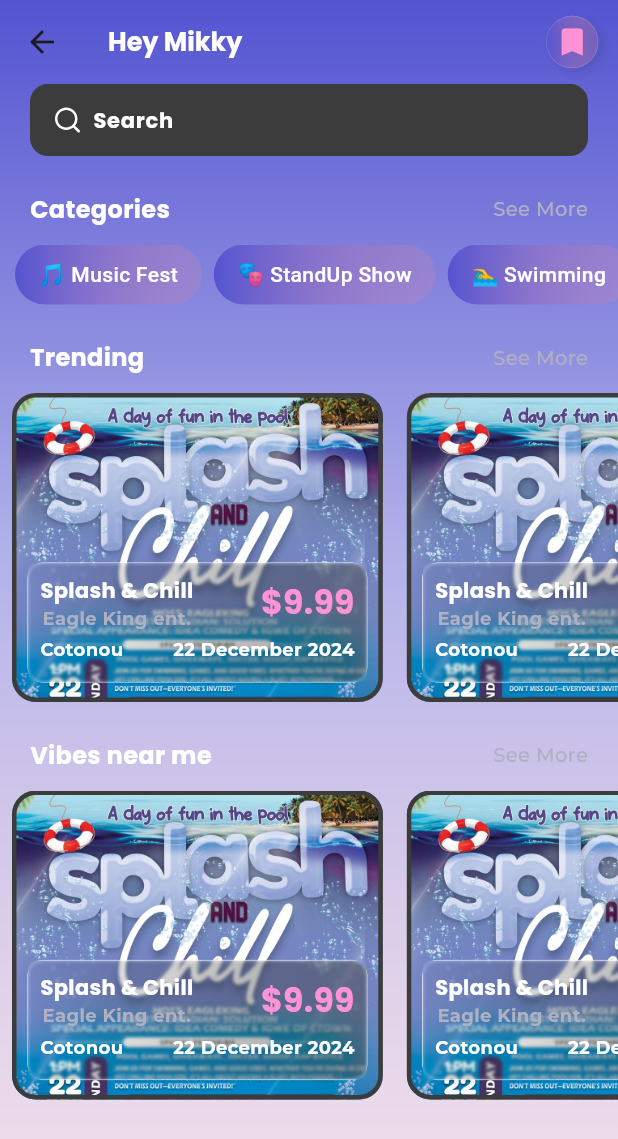
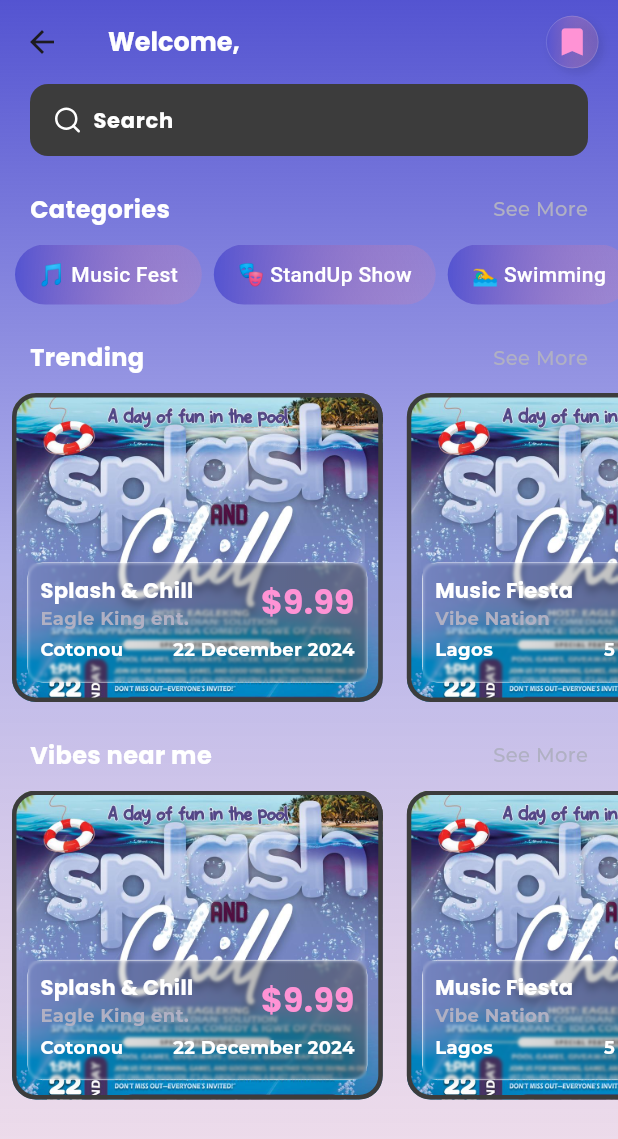
Before and after one commit to Medcell1/tick_et, a Flutter app: the EventListScreen screen opened directly, on a phone screen of 412 x 824 dp. Shown: the top 1139 px of the screen. Run offline on Flutter 3.47's test engine with Material 3 defaults, Android fonts, the phone set to English and light mode, and no system bars; our stand-ins replace dio, flutter_svg, go_router, google_fonts, logger, universal_platform.

Commit message:
ui: WIMP

```diff
--- a/lib/core/config/router.dart
+++ b/lib/core/config/router.dart
@@ -1,24 +1,46 @@
+import 'package:flutter/material.dart';
 import 'package:go_router/go_router.dart';
+import 'package:ticket_app_flutter/features/categories/data/presentation/screens/categories_screen.dart';
 import 'package:ticket_app_flutter/features/checkout/data/presentation/screens/checkout_screen.dart';
 import 'package:ticket_app_flutter/features/events/data/presentation/screens/event_details_screen.dart';
 import 'package:ticket_app_flutter/features/events/data/presentation/screens/event_list_screen.dart';
+import 'package:ticket_app_flutter/features/see_more/presentation/screens/see_more_screen.dart';
+import 'package:ticket_app_flutter/shared/extensions/page_transition_extension.dart';
 
 final GoRouter router = GoRouter(
   routes: [
     GoRoute(
       path: '/',
       name: 'events',
-      builder: (context, state) => const EventListScreen(),
+      builder: (context, state) => const EventDetailsScreen(),
     ),
     GoRoute(
       path: '/eventDetail',
       name: 'event_detail',
-      builder: (context, state) => const EventDetailsScreen(),
+      pageBuilder: (context, state) => const EventDetailsScreen().pageTransition(state: state),
     ),
     GoRoute(
       path: '/checkout',
       name: 'checkout',
-      builder: (context, state) => const CheckoutScreen(),
+      pageBuilder: (context, state) => const CheckoutScreen().pageTransition(state: state),
+    ),
+    GoRoute(
+      path: '/categories',
+      name: 'categories',
+      pageBuilder: (context, state) => const CategoriesScreen().pageTransition(state: state),
+
+    ),
+    GoRoute(
+      path: '/trending',
+      name: 'trending',
+      pageBuilder: (context, state) => const SeeMoreScreen().pageTransition(state: state),
+
+    ),
+    GoRoute(
+      path: '/nearme',
+      name: 'near_me',
+      pageBuilder: (context, state) => const SeeMoreScreen().pageTransition(state: state),
+
     ),
   ],
 );
--- a/lib/features/events/data/presentation/screens/event_details_screen.dart
+++ b/lib/features/events/data/presentation/screens/event_details_screen.dart
@@ -131,10 +131,13 @@ class _EventDetailsScreenState extends State<EventDetailsScreen> {
         body: Padding(
           padding: const EdgeInsets.symmetric(horizontal: 20, vertical: 15),
           child: SingleChildScrollView(
+            physics: const BouncingScrollPhysics(),
             child: Column(
               crossAxisAlignment: CrossAxisAlignment.start,
               children: [
-                Container(
+                Hero(
+                  tag: '\$9.99',
+                  child: Container(
                     width: double.infinity,
                     height: context.screenHeight * 0.35,
                     decoration: BoxDecoration(
@@ -143,6 +146,7 @@ class _EventDetailsScreenState extends State<EventDetailsScreen> {
                       image: const DecorationImage(
                         image: AssetImage(splash),
                         fit: BoxFit.cover,
+                      ),
                     ),
                   ),
                 ),
--- a/lib/features/events/data/presentation/screens/event_list_screen.dart
+++ b/lib/features/events/data/presentation/screens/event_list_screen.dart
@@ -1,4 +1,5 @@
 import 'package:flutter/material.dart';
+import 'package:go_router/go_router.dart';
 import 'package:ticket_app_flutter/core/config/app_icons.dart';
 import 'package:ticket_app_flutter/features/events/data/presentation/widgets/event_card.dart';
 import 'package:ticket_app_flutter/features/events/data/presentation/widgets/event_category_pill.dart';
@@ -7,6 +8,7 @@ import 'package:ticket_app_flutter/shared/extensions/sized_box_num_extension.dar
 import 'package:ticket_app_flutter/shared/themes/typography.dart';
 import 'package:ticket_app_flutter/shared/widgets/gradient_scaffold.dart';
 import 'package:ticket_app_flutter/shared/widgets/svg_icon.dart';
+import '../../../../../core/config/app_images.dart';
 import '../../../../../shared/themes/colors.dart';
 
 class EventListScreen extends StatelessWidget {
@@ -14,6 +16,32 @@ class EventListScreen extends StatelessWidget {
 
   @override
   Widget build(BuildContext context) {
+    const List<Map<String, String>> dummyEvents = [
+      {
+        'title': 'Splash & Chill',
+        'organizer': 'Eagle King ent.',
+        'location': 'Cotonou',
+        'date': '22 December 2024',
+        'price': '\$9.99',
+        'image': splash,
+      },
+      {
+        'title': 'Music Fiesta',
+        'organizer': 'Vibe Nation',
+        'location': 'Lagos',
+        'date': '5 January 2025',
+        'price': '\$15.00',
+        'image': splash,
+      },
+      {
+        'title': 'Comedy Night',
+        'organizer': 'Laugh Masters',
+        'location': 'Accra',
+        'date': '14 February 2025',
+        'price': '\$8.00',
+        'image': splash,
+      },
+    ];
     return GradientScaffold(
       child: Scaffold(
         backgroundColor: Colors.transparent,
@@ -21,7 +49,7 @@ class EventListScreen extends StatelessWidget {
           backgroundColor: Colors.transparent,
           elevation: 0,
           title: Text(
-            'Hey Mikky',
+            'Welcome,',
             style: AppTypography.headline.copyWith(fontSize: 17),
           ),
           actions: [
@@ -99,7 +127,7 @@ class EventListScreen extends StatelessWidget {
                 ),
               ),
               24.spaceHeight(),
-              _buildSectionHeader('Categories '),
+              _buildSectionHeader('Categories ', context, '/categories'),
               12.spaceHeight(),
               SingleChildScrollView(
                 scrollDirection: Axis.horizontal,
@@ -121,7 +149,32 @@ class EventListScreen extends StatelessWidget {
                 ),
               ),
               24.spaceHeight(),
-              _buildSectionHeader('Trending'),
+              _buildSectionHeader('Trending', context, '/trending'),
+              12.spaceHeight(),
+              SizedBox(
+                height: context.screenHeight * 0.25,
+                child: ListView.builder(
+                  itemCount: dummyEvents.length,
+                  physics: const BouncingScrollPhysics(),
+                  scrollDirection: Axis.horizontal,
+                  itemBuilder: (context, index) {
+                    final event = dummyEvents[index];
+                    return Hero(
+                      tag: event['price']!,
+                      child: EventCard(
+                        title: event['title']!,
+                        organizer: event['organizer']!,
+                        location: event['location']!,
+                        date: event['date']!,
+                        price: event['price']!,
+                        image: event['image']!,
+                      ),
+                    );
+                  },
+                ),
+              ),
+              24.spaceHeight(),
+              _buildSectionHeader('Vibes near me', context, '/nearme'),
               12.spaceHeight(),
               SizedBox(
                 height: context.screenHeight * 0.25,
@@ -130,21 +183,15 @@ class EventListScreen extends StatelessWidget {
                   physics: const BouncingScrollPhysics(),
                   scrollDirection: Axis.horizontal,
                   itemBuilder: (context, index) {
-                    return const EventCard();
-                  },
-                ),
-              ),
-              24.spaceHeight(),
-              _buildSectionHeader('Vibes near me'),
-              12.spaceHeight(),
-              SizedBox(
-                height: context.screenHeight * 0.25,
-                child: ListView.builder(
-                  itemCount: 3,
-                  physics: const BouncingScrollPhysics(),
-                  scrollDirection: Axis.horizontal,
-                  itemBuilder: (context, index) {
-                    return const EventCard();
+                    final event = dummyEvents[index];
+                    return EventCard(
+                      title: event['title']!,
+                      organizer: event['organizer']!,
+                      location: event['location']!,
+                      date: event['date']!,
+                      price: event['price']!,
+                      image: event['image']!,
+                    );
                   },
                 ),
               ),
@@ -156,7 +203,7 @@ class EventListScreen extends StatelessWidget {
   }
 }
 
-Widget _buildSectionHeader(String title) {
+Widget _buildSectionHeader(String title, BuildContext context, String route) {
   return Padding(
     padding: const EdgeInsets.symmetric(horizontal: 20),
     child: Row(
@@ -166,11 +213,13 @@ Widget _buildSectionHeader(String title) {
           title,
           style: AppTypography.headline,
         ),
-        Text(
-          'See More',
-          style: AppTypography.subtitle,
+        GestureDetector(
+          onTap: () => context.push(route),
+          child: Text(
+            'See More',
+            style: AppTypography.subtitle,
+          ),
         ),
-
       ],
     ),
   );
--- a/lib/features/events/data/presentation/widgets/event_card.dart
+++ b/lib/features/events/data/presentation/widgets/event_card.dart
@@ -2,14 +2,28 @@ import 'dart:ui';
 
 import 'package:flutter/material.dart';
 import 'package:go_router/go_router.dart';
-import 'package:ticket_app_flutter/core/config/app_images.dart';
 import 'package:ticket_app_flutter/shared/extensions/media_query_context_extension.dart';
 import 'package:ticket_app_flutter/shared/extensions/sized_box_num_extension.dart';
 import 'package:ticket_app_flutter/shared/themes/colors.dart';
 import 'package:ticket_app_flutter/shared/themes/typography.dart';
 
 class EventCard extends StatelessWidget {
-  const EventCard({super.key});
+  final String title;
+  final String organizer;
+  final String location;
+  final String date;
+  final String price;
+  final String image;
+
+  const EventCard({
+    super.key,
+    required this.title,
+    required this.organizer,
+    required this.location,
+    required this.date,
+    required this.price,
+    required this.image,
+  });
 
   @override
   Widget build(BuildContext context) {
@@ -21,8 +35,8 @@ class EventCard extends StatelessWidget {
         decoration: BoxDecoration(
           border: Border.all(color: AppColors.darkGrey, width: 3),
           borderRadius: BorderRadius.circular(16),
-          image: const DecorationImage(
-            image: AssetImage(splash),
+          image: DecorationImage(
+            image: AssetImage(image),
             fit: BoxFit.cover,
           ),
         ),
@@ -40,7 +54,7 @@ class EventCard extends StatelessWidget {
                     borderRadius: BorderRadius.circular(10),
                     gradient: LinearGradient(
                       colors: [
-                         Colors.transparent,
+                        Colors.transparent,
                         const Color(0xff484848).withOpacity(0.5),
                       ],
                     ),
@@ -48,10 +62,7 @@ class EventCard extends StatelessWidget {
                   ),
                   child: ClipRRect(
                     child: BackdropFilter(
-                      filter: ImageFilter.blur(
-                        sigmaX: 1.0,
-                        sigmaY: 1.0,
-                      ),
+                      filter: ImageFilter.blur(sigmaX: 1.0, sigmaY: 1.0),
                       child: Padding(
                         padding: const EdgeInsets.all(8.0),
                         child: Column(
@@ -61,14 +72,15 @@ class EventCard extends StatelessWidget {
                               mainAxisAlignment: MainAxisAlignment.spaceBetween,
                               children: [
                                 Column(
+                                  crossAxisAlignment: CrossAxisAlignment.start,
                                   children: [
                                     Text(
-                                      'Splash & Chill',
+                                      title,
                                       style: AppTypography.headline
                                           .copyWith(fontSize: 14),
                                     ),
                                     Text(
-                                      'Eagle King ent.',
+                                      organizer,
                                       style: AppTypography.subtitle.copyWith(
                                         fontSize: 12,
                                         fontWeight: FontWeight.bold,
@@ -77,9 +89,9 @@ class EventCard extends StatelessWidget {
                                   ],
                                 ),
                                 Text(
-                                  '\$9.99',
+                                  price,
                                   style: AppTypography.priceStyle,
-                                )
+                                ),
                               ],
                             ),
                             4.spaceHeight(),
@@ -87,21 +99,21 @@ class EventCard extends StatelessWidget {
                               mainAxisAlignment: MainAxisAlignment.spaceBetween,
                               children: [
                                 Text(
-                                  'Cotonou',
+                                  location,
                                   style: AppTypography.body.copyWith(
                                     fontSize: 12,
-                                    fontWeight: FontWeight.bold
+                                    fontWeight: FontWeight.bold,
                                   ),
                                 ),
                                 Text(
-                                  '22 December 2024',
+                                  date,
                                   style: AppTypography.body.copyWith(
-                                      fontSize: 12,
-                                      fontWeight: FontWeight.bold
+                                    fontSize: 12,
+                                    fontWeight: FontWeight.bold,
                                   ),
                                 ),
                               ],
-                            )
+                            ),
                           ],
                         ),
                       ),
```
Also changed, not shown: lib/app.dart (+5 -2 lines), lib/core/config/app_routes.dart (added, +12 -0 lines), lib/core/network/dio_client.dart (+64 -0 lines), lib/features/categories/data/presentation/screens/categories_screen.dart (added, +186 -0 lines), lib/features/see_more/presentation/screens/see_more_screen.dart (added, +81 -0 lines), lib/features/see_more/presentation/widgets/see_more_event_card.dart (added, +107 -0 lines), lib/main.dart (+7 -2 lines), lib/shared/extensions/page_transition_extension.dart (added, +32 -0 lines), pubspec.yaml (+4 -27 lines), pubspec.lock. Lines whose indentation alone changed are shown as unchanged.
